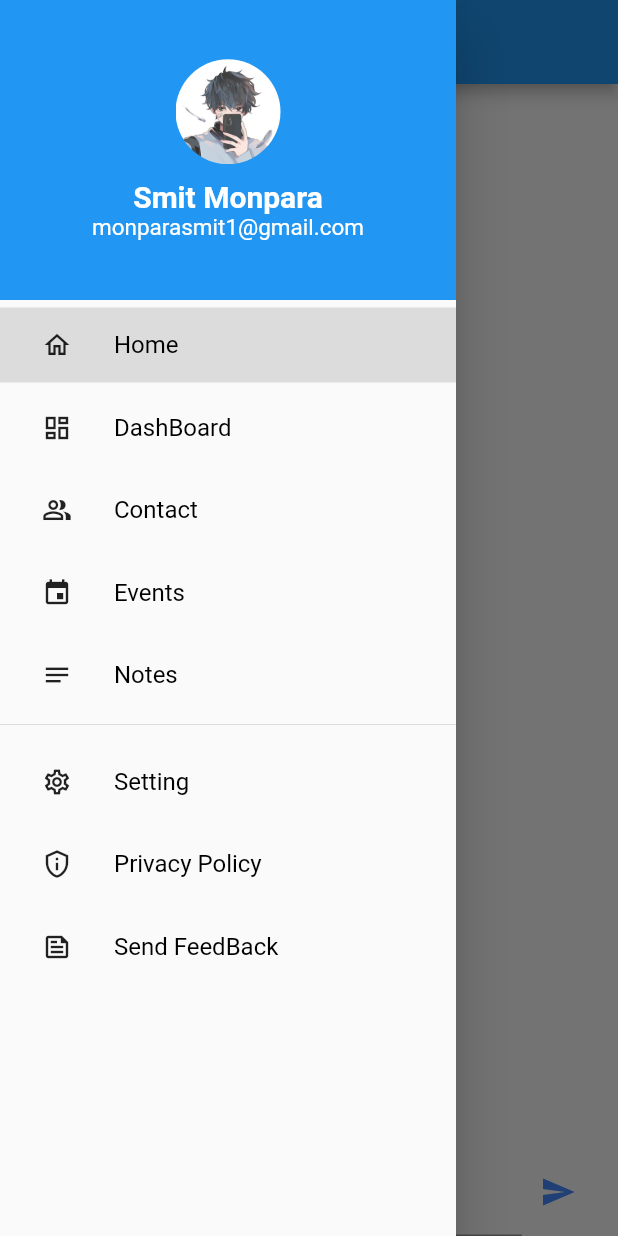
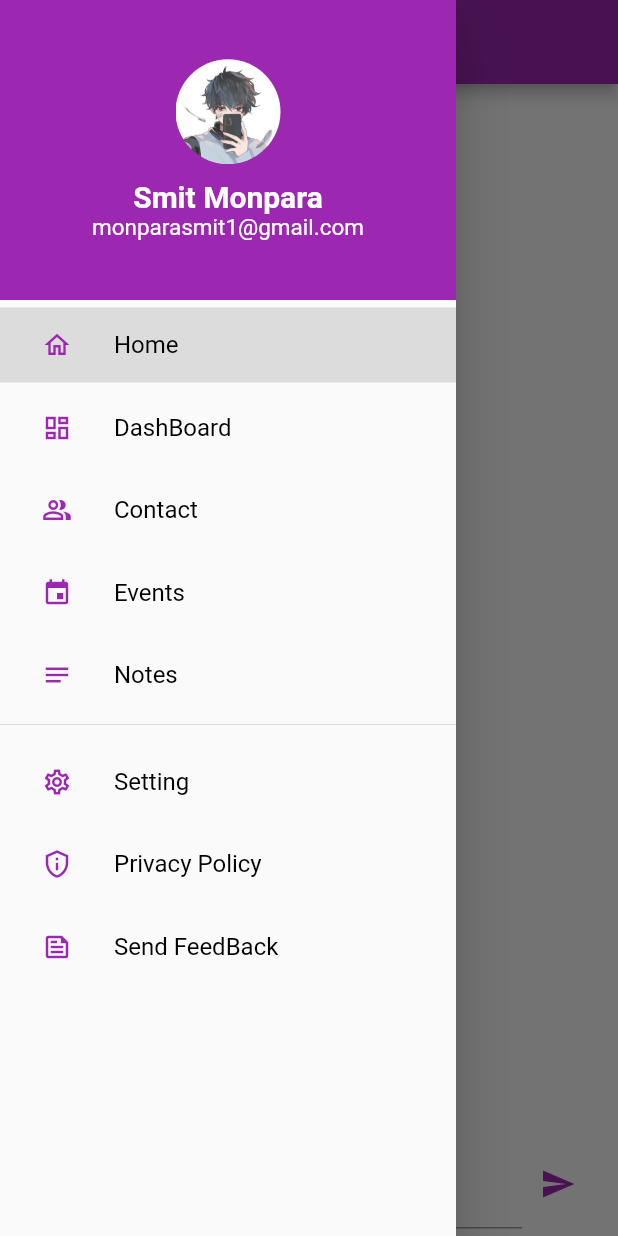
Before and after one commit to smit13192/flutter_app, a Flutter app: the HomePage screen opened directly with empty values, with the side drawer open, on a phone screen of 412 x 824 dp. Run offline on Flutter 3.47's test engine with Material 2 defaults, Android fonts, the phone set to English and light mode, and no system bars.

Commit message:
change color

```diff
--- a/lib/main.dart
+++ b/lib/main.dart
@@ -14,7 +14,8 @@ class MyApp extends StatelessWidget {
     return MaterialApp(
       title: 'Flutter Demo',
       theme: ThemeData(
-        primarySwatch: Colors.blue,
+        iconTheme: const IconThemeData(color: Colors.purple),
+        primarySwatch: Colors.purple,
       ),
       initialRoute: "/",
       onGenerateRoute: RouteGenerater.generateRoute,
--- a/lib/page/home.dart
+++ b/lib/page/home.dart
@@ -13,9 +13,9 @@ class HomePage extends StatelessWidget {
     return Scaffold(
       appBar: AppBar(
         title: const Text("Home"),
-        ),
-        body: ChatScreen(name:name),
-      drawer:  MyDrawer(),
+      ),
+      body: ChatScreen(name: name),
+      drawer: const MyDrawer(),
     );
   }
 }
@@ -75,7 +75,7 @@ class _ChatScreenState extends State<ChatScreen> {
                           ),
                         ),
                       ),
-                      const Icon(color: Colors.black54, Icons.person)
+                      const Icon(Icons.person)
                     ],
                   ),
                 ),
@@ -85,7 +85,7 @@ class _ChatScreenState extends State<ChatScreen> {
           ),
         ),
         Padding(
-          padding: const EdgeInsets.symmetric(horizontal: 16),
+          padding: const EdgeInsets.symmetric(horizontal: 16,vertical: 5),
           child: Row(
             children: [
               Expanded(
@@ -101,7 +101,7 @@ class _ChatScreenState extends State<ChatScreen> {
                     _message.add(messageController.text);
                     setState(() {});
                   },
-                  icon: const Icon(color: Colors.blueAccent, Icons.send))
+                  icon: const Icon(Icons.send))
             ],
           ),
         )
--- a/lib/utilites/drawer.dart
+++ b/lib/utilites/drawer.dart
@@ -19,7 +19,7 @@ class _MyDrawerState extends State<MyDrawer> {
             Container(
               height: 200,
               width: double.infinity,
-              decoration: const BoxDecoration(color: Colors.blue),
+              decoration: const BoxDecoration(color: Colors.purple),
               child: Column(
                 mainAxisAlignment: MainAxisAlignment.center,
                 children: [
```
